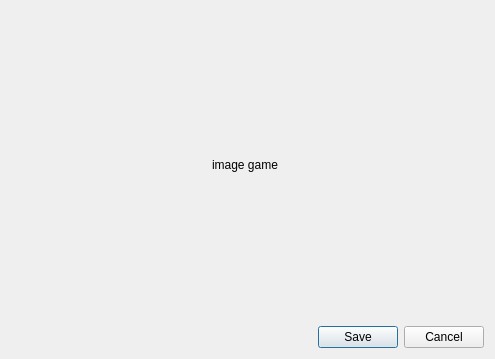
Old version of the form newGame.ui in the repository francidellungo/Minigrid_HCI-project.
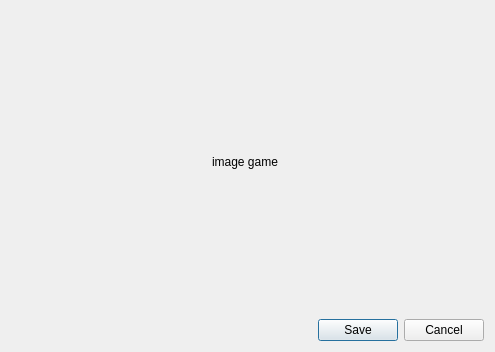
New version of the form.

Commit message: create and save new game from newGame Dialog

```diff
--- a/newGame.ui
+++ b/newGame.ui
@@ -13,7 +13,7 @@
     <x>0</x>
     <y>0</y>
     <width>495</width>
-    <height>359</height>
+    <height>352</height>
    </rect>
   </property>
   <property name="sizePolicy">
```
The commit also changes 5 other files.
